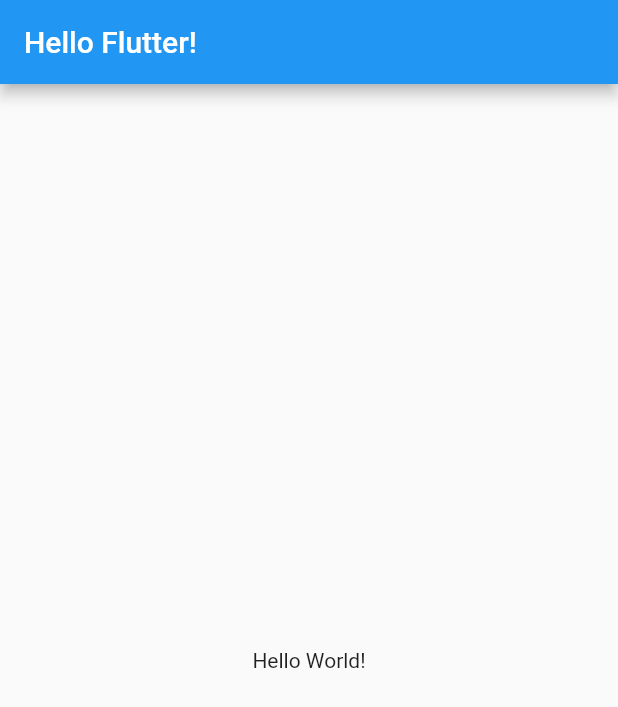
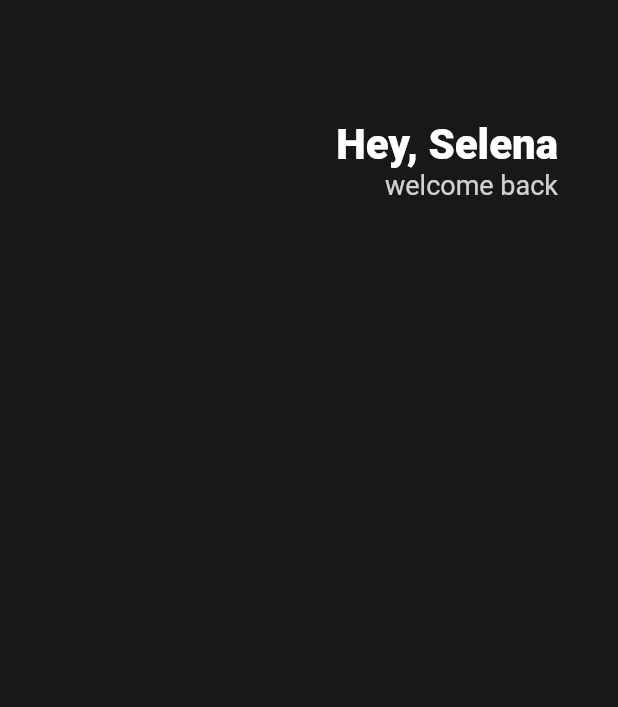
Before and after one commit to ara-zo/toonflix, a Flutter app: the screen it shows after launch, on a phone screen of 412 x 824 dp. Shown: the top 707 px of the screen. Run offline on Flutter 3.47's test engine with Material 2 defaults, Android fonts, the phone set to English and light mode, and no system bars.

Commit message:
:lipstick: Header

```diff
--- a/lib/main.dart
+++ b/lib/main.dart
@@ -9,10 +9,39 @@ class App extends StatelessWidget {
   Widget build(BuildContext context) {
     return MaterialApp(
       home: Scaffold(
-        appBar: AppBar(
-          title: const Text('Hello Flutter!'),
+        backgroundColor: Color(0xFF181818),
+        body: Padding(
+          padding: const EdgeInsets.symmetric(horizontal: 40),
+          child: Column(
+            children: [
+              SizedBox(
+                height: 80,
+              ),
+              Row(
+                mainAxisAlignment: MainAxisAlignment.end,
+                children: [
+                  Column(
+                    crossAxisAlignment: CrossAxisAlignment.end,
+                    children: [
+                      Text(
+                        'Hey, Selena',
+                        style: TextStyle(
+                          color: Colors.white,
+                          fontSize: 28,
+                          fontWeight: FontWeight.w800,
+                        ),
+                      ),
+                      Text(
+                        'welcome back',
+                        style: TextStyle(color: Colors.white.withOpacity(0.8), fontSize: 18),
+                      ),
+                    ],
+                  )
+                ],
+              )
+            ],
+          ),
         ),
-        body: const Center(child: Text('Hello World!')),
       ),
     );
   }
```
